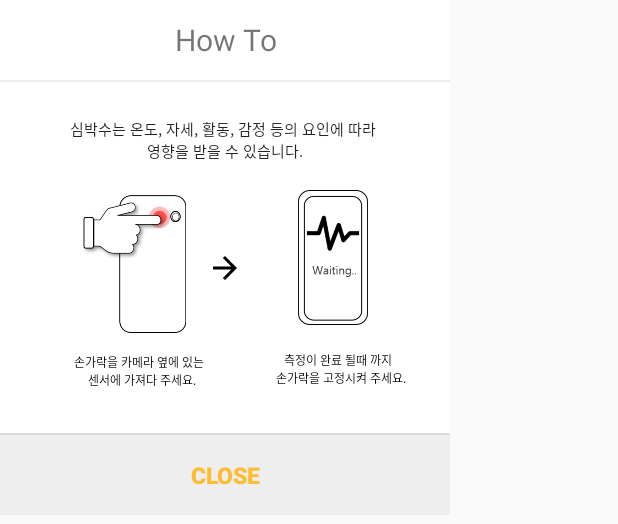
After one commit to Jieun-Sujin/CardioProject, an Android app: the layout activity_popup.xml on its own in the app's theme, with its tools: preview values and no code run, on a phone screen of 412 x 824 dp. The commit adds this screen. Shown: the top 524 px of the screen. Run offline under Robolectric (Android 15) with nearby library versions, the phone set to English and light mode, and no system bars.

Commit message:
Add PopupActivity

```diff
--- /dev/null
+++ b/app/src/main/java/com/jieun/cardiocare/PopupActivity.java
@@ -0,0 +1,44 @@
+package com.jieun.cardiocare;
+
+import android.app.Activity;
+import android.content.Intent;
+import android.os.Bundle;
+import android.view.MotionEvent;
+import android.view.View;
+import android.view.Window;
+
+public class PopupActivity extends Activity {
+
+    @Override
+    protected void onCreate(Bundle savedInstanceState) {
+        super.onCreate(savedInstanceState);
+        requestWindowFeature(Window.FEATURE_NO_TITLE);
+        setContentView(R.layout.activity_popup);
+    }
+
+    //확인 버튼 클릭
+    public void mOnClose(View v){
+        //데이터 전달하기
+        Intent intent = new Intent();
+        intent.putExtra("result", "Close Popup");
+        setResult(RESULT_OK, intent);
+
+        //액티비티(팝업) 닫기
+        finish();
+    }
+
+    @Override
+    public boolean onTouchEvent(MotionEvent event) {
+        //바깥레이어 클릭시 안닫히게
+        if(event.getAction()==MotionEvent.ACTION_OUTSIDE){
+            return false;
+        }
+        return true;
+    }
+
+    @Override
+    public void onBackPressed() {
+        //안드로이드 백버튼 막기
+        return;
+    }
+}
--- /dev/null
+++ b/app/src/main/res/drawable/arrow.xml
@@ -0,0 +1,9 @@
+<vector xmlns:android="http://schemas.android.com/apk/res/android"
+        android:width="24dp"
+        android:height="24dp"
+        android:viewportWidth="24.0"
+        android:viewportHeight="24.0">
+    <path
+        android:fillColor="#FF000000"
+        android:pathData="M12,4l-1.41,1.41L16.17,11H4v2h12.17l-5.58,5.59L12,20l8,-8z"/>
+</vector>
--- /dev/null
+++ b/app/src/main/res/drawable/btn_done.xml
@@ -0,0 +1,12 @@
+<?xml version="1.0" encoding="UTF-8"?>
+<shape xmlns:android="http://schemas.android.com/apk/res/android"
+    android:shape="rectangle">
+    <stroke
+        android:width="5dp"
+        android:color="@color/white" />
+    <padding
+        android:left="1dp"
+        android:top="1dp"
+        android:right="1dp"
+        android:bottom="1dp" />
+</shape>
--- /dev/null
+++ b/app/src/main/res/layout/activity_popup.xml
@@ -0,0 +1,132 @@
+<?xml version="1.0" encoding="utf-8"?>
+<LinearLayout xmlns:android="http://schemas.android.com/apk/res/android"
+    android:background="#eeeeee"
+    android:orientation="vertical"
+    android:layout_width="300dp"
+    android:layout_height="wrap_content">
+
+    <!-- 타이틀바 -->
+    <TextView
+        android:layout_width="match_parent"
+        android:layout_height="53dp"
+        android:background="@color/white"
+        android:gravity="center"
+        android:text="How To"
+        android:textSize="20sp" />
+
+    <LinearLayout
+        android:background="@drawable/btn_done"
+        android:orientation="horizontal"
+        android:layout_width="match_parent"
+        android:layout_height="wrap_content"></LinearLayout>
+    <!-- //end 타이틀바 -->
+
+    <!-- Notice -->
+
+    <LinearLayout
+        android:background="@color/white"
+        android:padding="24dp"
+        android:orientation="vertical"
+        android:layout_width="match_parent"
+        android:layout_height="wrap_content">
+        <TextView
+            android:text="@string/bpmtext1"
+            android:id="@+id/txtText"
+            android:textSize="10sp"
+            android:textColor="#000"
+            android:alpha="0.87"
+            android:gravity="center"
+            android:layout_marginBottom="3dp"
+            android:layout_width="match_parent"
+            android:layout_height="wrap_content" />
+
+        <LinearLayout
+            android:layout_margin="5dp"
+            android:layout_marginTop="10dp"
+            android:orientation="horizontal"
+            android:layout_width="match_parent"
+            android:layout_height="wrap_content">
+
+            <LinearLayout
+                android:orientation="vertical"
+                android:layout_weight="1"
+                android:layout_width="0dp"
+                android:layout_height="wrap_content">
+                <ImageView
+                    android:layout_marginTop="5dp"
+                    android:layout_marginLeft="20dp"
+                    android:layout_width="80dp"
+                    android:layout_height="100dp"
+                    android:src="@drawable/bpm_image1">
+                </ImageView>
+                <TextView
+                    android:textAlignment="center"
+                    android:layout_marginLeft="20dp"
+                    android:textColor="@color/black"
+                    android:layout_marginTop="13dp"
+                    android:textSize="8sp"
+                    android:text="@string/bpmtext2"
+                    android:layout_width="match_parent"
+                    android:layout_height="wrap_content">
+                </TextView>
+            </LinearLayout>
+            <ImageView
+                android:layout_marginTop="50dp"
+                android:src="@drawable/arrow"
+                android:layout_width="wrap_content"
+                android:layout_height="wrap_content">
+
+            </ImageView>
+
+            <LinearLayout
+                android:orientation="vertical"
+                android:layout_weight="1"
+                android:layout_width="0dp"
+                android:layout_height="wrap_content">
+                <ImageView
+                    android:layout_marginTop="10dp"
+                    android:layout_marginLeft="20dp"
+                    android:layout_width="80dp"
+                    android:layout_height="90dp"
+                    android:src="@drawable/bpm_image2">
+                </ImageView>
+
+                <TextView
+                    android:layout_width="match_parent"
+                    android:layout_height="wrap_content"
+                    android:layout_marginLeft="20dp"
+                    android:layout_marginTop="17dp"
+                    android:text="@string/bpmtext3"
+                    android:textAlignment="center"
+                    android:textColor="@color/black"
+                    android:textSize="8sp"></TextView>
+            </LinearLayout>
+        </LinearLayout>
+    </LinearLayout>
+    <!-- Notice -->
+
+    <View
+        android:background="#66bdbdbd"
+        android:layout_width="match_parent"
+        android:layout_height="1dp" />
+
+    <!-- 닫기 버튼 -->
+    <LinearLayout
+        android:orientation="horizontal"
+        android:gravity="center"
+        android:layout_width="match_parent"
+        android:layout_height="wrap_content">
+        <Button
+            android:textStyle="bold"
+            android:text="CLOSE"
+            android:textSize="15sp"
+            android:textColor="#FFBB33"
+            android:padding="16dp"
+            android:gravity="center"
+            android:background="#00000000"
+            android:layout_width="match_parent"
+            android:layout_height="53dp"
+            android:onClick="mOnClose"/>
+    </LinearLayout>
+    <!--// 닫기 버튼 -->
+</LinearLayout>
--- a/app/src/main/res/values/colors.xml
+++ b/app/src/main/res/values/colors.xml
@@ -5,6 +5,8 @@
     <color name="colorAccent">#D81B60</color>
 
     <color name="empty">@android:color/transparent</color>
+    <color name="black">#000000</color>
+    <color name="white">#ffffff</color>
 
     <!--prograss bar !-->
     <color name="progress_bar">#F2912C</color>
@@ -25,4 +27,7 @@
     <color name="colorButtonInside">#ffffff</color>
     <color name="colorButtonLine">#DF013A</color>
     <color name="colorGraph2">@android:color/black</color>
+
+    <!--question-->
+    <color name="question_back">#dcdcdc</color>
 </resources>
--- a/app/src/main/res/values/strings.xml
+++ b/app/src/main/res/values/strings.xml
@@ -40,4 +40,10 @@
     <string name="label_predict">PREDICT</string>
     <string name="label_profile">PROFILE</string>
 
+    <!--question-->
+    <string name="bpmtext1">심박수는 온도, 자세, 활동, 감정 등의 요인에 따라 \n영향을 받을 수 있습니다. </string>
+    <string name="bpmtext2">손가락을 카메라 옆에 있는 \n 센서에 가져다 주세요. </string>
+    <string name="bpmtext3">측정이 완료 될때 까지 \n 손가락을 고정시켜 주세요.  </string>
+
+
 </resources>
```
Also changed, not shown: app/src/main/res/drawable/bpm_image1.png (added), app/src/main/res/drawable/bpm_image2.png (added).
